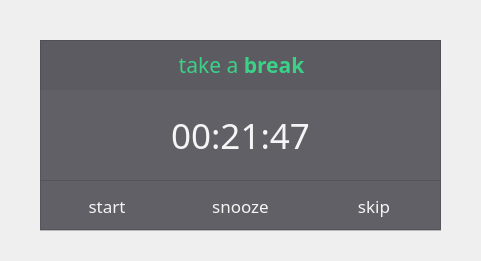
First picture: the form in break_reminder_window.ui, repository andregaeta/BlinkWell, before the edit.
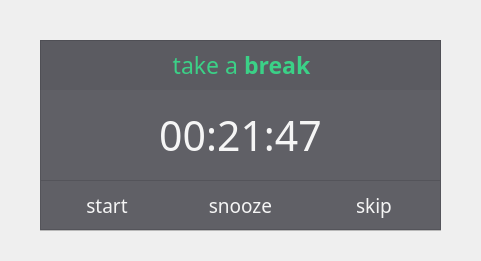
Second picture: the form after the edit.

Commit message: font and default settings fix

Diff of the .ui file:
```diff
--- a/break_reminder_window.ui
+++ b/break_reminder_window.ui
@@ -25,6 +25,12 @@
      <height>191</height>
     </rect>
    </property>
+   <property name="font">
+    <font>
+     <family>Ebrima</family>
+     <pointsize>14</pointsize>
+    </font>
+   </property>
    <property name="styleSheet">
     <string notr="true"/>
    </property>
@@ -57,8 +63,8 @@
     </property>
     <property name="font">
      <font>
-      <family>BIZ UDPゴシック</family>
-      <pointsize>16</pointsize>
+      <family>Ebrima</family>
+      <pointsize>17</pointsize>
       <weight>50</weight>
       <bold>false</bold>
      </font>
@@ -86,8 +92,8 @@
     </property>
     <property name="font">
      <font>
-      <family>BIZ UDPゴシック</family>
-      <pointsize>26</pointsize>
+      <family>Ebrima</family>
+      <pointsize>31</pointsize>
       <weight>50</weight>
       <bold>false</bold>
      </font>
@@ -112,6 +118,12 @@
       <height>50</height>
      </rect>
     </property>
+    <property name="font">
+     <font>
+      <family>Ebrima</family>
+      <pointsize>14</pointsize>
+     </font>
+    </property>
     <property name="styleSheet">
      <string notr="true">QPushButton {
 color: rgb(245, 245, 245);
@@ -139,6 +151,12 @@
        <height>51</height>
       </rect>
      </property>
+     <property name="font">
+      <font>
+       <family>Ebrima</family>
+       <pointsize>14</pointsize>
+      </font>
+     </property>
      <layout class="QHBoxLayout" name="horizontalLayout">
       <property name="spacing">
        <number>0</number>
@@ -156,8 +174,8 @@
         </property>
         <property name="font">
          <font>
-          <family>BIZ UDPゴシック</family>
-          <pointsize>13</pointsize>
+          <family>Ebrima</family>
+          <pointsize>14</pointsize>
           <weight>50</weight>
           <bold>false</bold>
          </font>
@@ -180,8 +198,8 @@
         </property>
         <property name="font">
          <font>
-          <family>BIZ UDPゴシック</family>
-          <pointsize>13</pointsize>
+          <family>Ebrima</family>
+          <pointsize>14</pointsize>
           <weight>50</weight>
           <bold>false</bold>
          </font>
@@ -204,8 +222,8 @@
         </property>
         <property name="font">
          <font>
-          <family>BIZ UDPゴシック</family>
-          <pointsize>13</pointsize>
+          <family>Ebrima</family>
+          <pointsize>14</pointsize>
           <weight>50</weight>
           <bold>false</bold>
          </font>
```
The commit also changes 7 other files.
